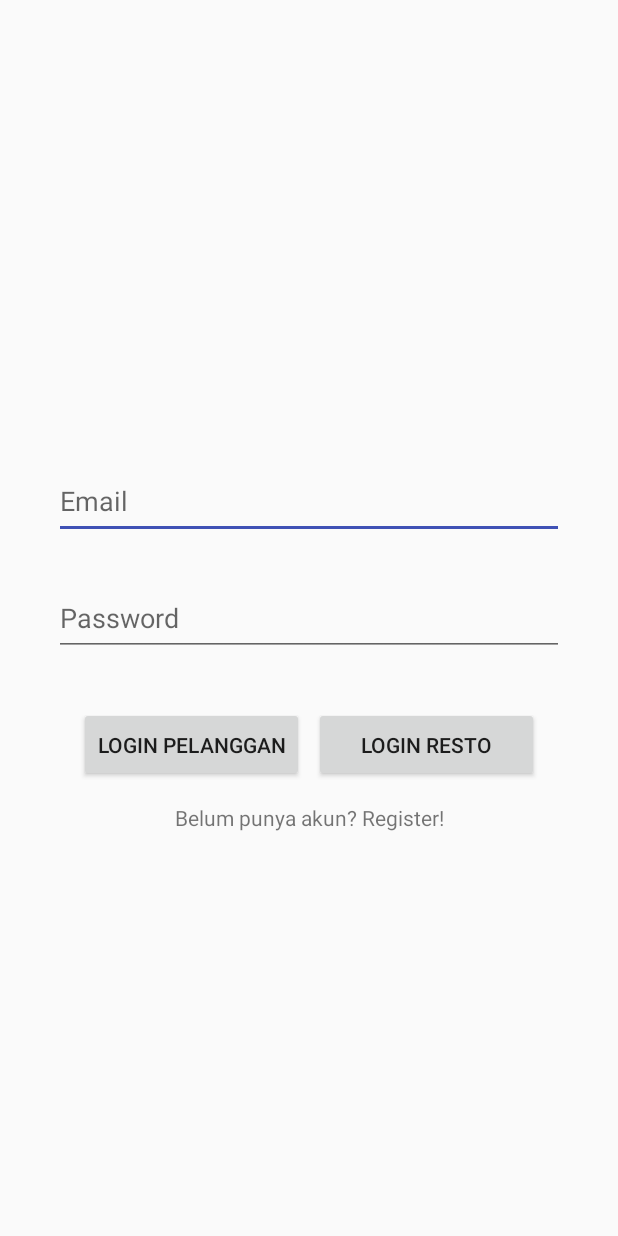
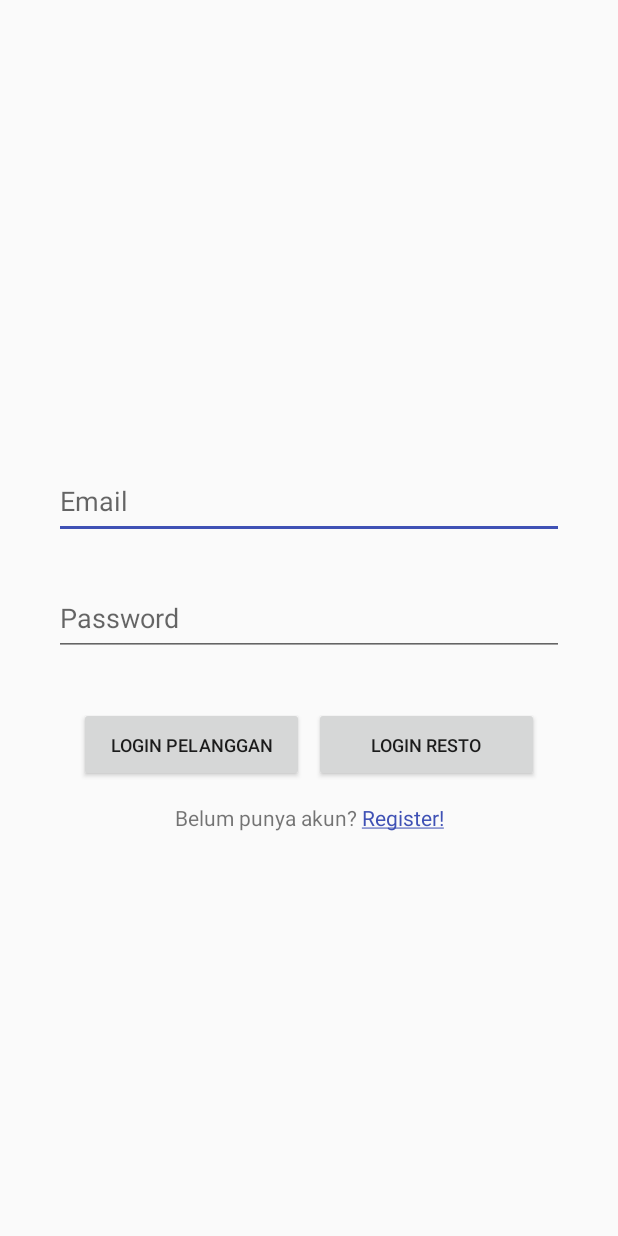
Before and after one commit to arldst/SelFood, an Android app: the screen it shows after launch (LoginActivity), on a phone screen of 412 x 824 dp. Run offline under Robolectric (Android 15) with nearby library versions, the phone set to English and light mode, and no system bars.

Commit message:
added register dialog span

```diff
--- a/app/src/main/java/com/kom5a_tugasbesar/selfood/Activity/LoginActivity.java
+++ b/app/src/main/java/com/kom5a_tugasbesar/selfood/Activity/LoginActivity.java
@@ -1,19 +1,31 @@
 package com.kom5a_tugasbesar.selfood.Activity;
 
+import androidx.annotation.NonNull;
 import androidx.appcompat.app.AppCompatActivity;
+import androidx.fragment.app.FragmentManager;
+import androidx.fragment.app.FragmentTransaction;
 
 import android.os.Bundle;
+import android.text.SpannableString;
+import android.text.Spanned;
+import android.text.method.LinkMovementMethod;
+import android.text.style.ClickableSpan;
+import android.view.View;
 import android.widget.Button;
+import android.widget.FrameLayout;
 import android.widget.ProgressBar;
 import android.widget.TextView;
+import android.widget.Toast;
 
+import com.kom5a_tugasbesar.selfood.Activity.ui.RegisterOptionFragment;
 import com.kom5a_tugasbesar.selfood.R;
 
 public class LoginActivity extends AppCompatActivity {
 
-    public TextView emailInput, passwordInput, registerText;
-    public Button loginPelangganBtn, loginRestoBtn;
-    public ProgressBar progressBar;
+    private TextView emailInput, passwordInput, registerText;
+    private Button loginPelangganBtn, loginRestoBtn;
+    private FrameLayout registerOptionFragment;
+    private ProgressBar progressBar;
 
     @Override
     protected void onCreate(Bundle savedInstanceState) {
@@ -25,7 +37,32 @@ public class LoginActivity extends AppCompatActivity {
         loginPelangganBtn = findViewById(R.id.loginButtonUser);
         loginRestoBtn = findViewById(R.id.loginButtonResto);
         registerText = findViewById(R.id.loginRegisterButton);
+        registerOptionFragment = findViewById(R.id.loginRegisterOption);
         progressBar = findViewById(R.id.loginProgressBar);
 
+        String registerTextDialog = registerText.getText().toString();
+        SpannableString ss = new SpannableString(registerTextDialog);
+
+        ClickableSpan clickableSpan = new ClickableSpan() {
+            @Override
+            public void onClick(@NonNull View view) {
+                registerTextAction();
+                Toast.makeText(LoginActivity.this, "test", Toast.LENGTH_SHORT).show();
+            }
+        };
+
+        ss.setSpan(clickableSpan, 18, 27, Spanned.SPAN_EXCLUSIVE_EXCLUSIVE);
+        registerText.setText(ss);
+        registerText.setMovementMethod(LinkMovementMethod.getInstance());
+
+    }
+
+    private void registerTextAction() {
+
+        RegisterOptionFragment fragment = RegisterOptionFragment.newInstance();
+        FragmentManager fragmentManager = getSupportFragmentManager();
+        FragmentTransaction fragmentTransaction = fragmentManager.beginTransaction();
+        fragmentTransaction.addToBackStack(null);
+        fragmentTransaction.add(R.id.loginRegisterOption, fragment, "REGISTER_OPTION_FRAGMENT");
     }
 }
--- a/app/src/main/res/layout/activity_login.xml
+++ b/app/src/main/res/layout/activity_login.xml
@@ -37,6 +37,7 @@
         android:layout_width="150dp"
         android:layout_height="50dp"
         android:text="@string/login_pengguna"
+        android:textSize="12sp"
         app:layout_constraintBottom_toBottomOf="parent"
         app:layout_constraintEnd_toEndOf="parent"
         app:layout_constraintHorizontal_bias="0.2"
@@ -49,6 +50,7 @@
         android:layout_width="150dp"
         android:layout_height="50dp"
         android:text="@string/login_resto"
+        android:textSize="12sp"
         app:layout_constraintBottom_toBottomOf="parent"
         app:layout_constraintEnd_toEndOf="parent"
         app:layout_constraintHorizontal_bias="0.8"
@@ -68,6 +70,12 @@
         app:layout_constraintTop_toBottomOf="@+id/loginButtonUser"
         app:layout_constraintVertical_bias="0.05" />
 
+    <FrameLayout
+        android:id="@+id/loginRegisterOption"
+        android:layout_width="match_parent"
+        android:layout_height="match_parent"
+        />
+
     <ProgressBar
         android:id="@+id/loginProgressBar"
         android:layout_width="wrap_content"
--- a/app/src/main/res/layout/fragment_register_option.xml
+++ b/app/src/main/res/layout/fragment_register_option.xml
@@ -2,10 +2,10 @@
 <FrameLayout xmlns:android="http://schemas.android.com/apk/res/android"
     xmlns:tools="http://schemas.android.com/tools"
     android:layout_width="match_parent"
+    android:background="@color/colorPrimary"
     android:layout_height="match_parent"
     tools:context=".Activity.ui.RegisterOptionFragment">
 
-    <!-- TODO: Update blank fragment layout -->
     <TextView
         android:layout_width="match_parent"
         android:layout_height="match_parent"
```
Also changed, not shown: app/src/main/java/com/kom5a_tugasbesar/selfood/Activity/ui/RegisterOptionFragment.java (+1 -22 lines).
